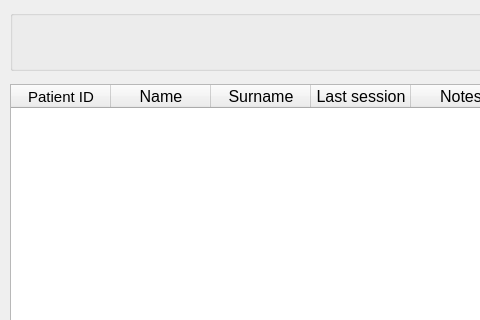
Qt form POML060_v1/stagetwopatients.ui (viniltc/POML060) before a commit; both pictures show x 0 to 480 and y 0 to 320 of the 661 by 556 pixel window.
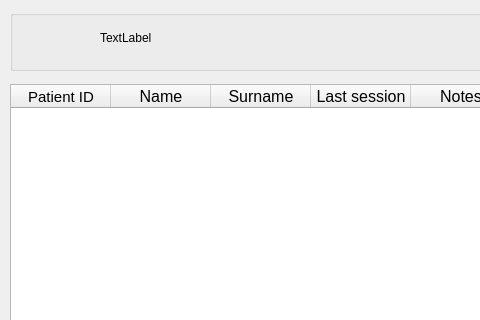
The same form after that commit. Custom widgets are drawn as their Qt base class.

Diff of the .ui file:
```diff
--- a/POML060_v1/stagetwopatients.ui
+++ b/POML060_v1/stagetwopatients.ui
@@ -45,6 +45,19 @@
       <bool>false</bool>
      </property>
     </widget>
+    <widget class="QLabel" name="label_batteryVal">
+     <property name="geometry">
+      <rect>
+       <x>90</x>
+       <y>12</y>
+       <width>61</width>
+       <height>31</height>
+      </rect>
+     </property>
+     <property name="text">
+      <string>TextLabel</string>
+     </property>
+    </widget>
    </widget>
    <widget class="QWidget" name="layoutWidget">
     <property name="geometry">
```
Left out of the diff: 4 changed lines with no effect on the pictures.
